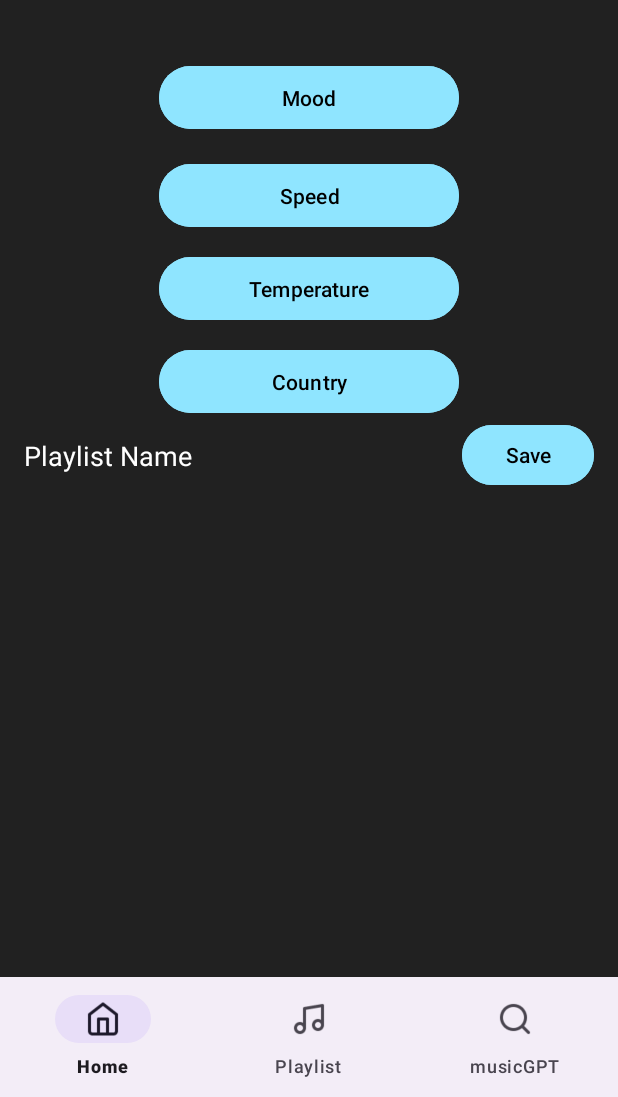
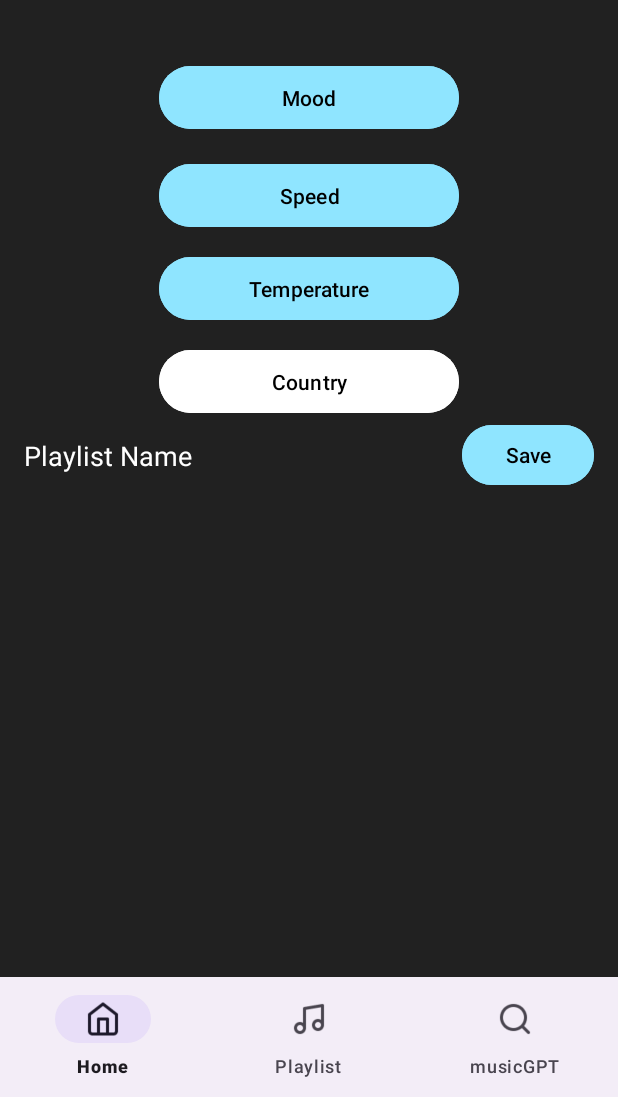
Before and after one commit to txl-sammi/soundsense, an Android app: the HomeFragment screen opened directly, with no data from a screen before it, on a phone screen of 412 x 824 dp, the part 139-1236 px from its top. Run offline under Robolectric (Android 15) with nearby library versions, the phone set to English and light mode, and no system bars; our stand-ins replace Firebase (no records; nobody signed in at launch, a user with empty details on screens opened directly), Volley; 1 statement that could not run was skipped.

Commit message:
Update fragment_home.xml

```diff
--- a/app/src/main/res/layout/fragment_home.xml
+++ b/app/src/main/res/layout/fragment_home.xml
@@ -71,7 +71,7 @@
         android:layout_width="200dp"
         android:layout_height="50dp"
         android:layout_marginTop="12dp"
-        android:backgroundTint="@color/blue"
+        android:backgroundTint="@color/white"
         android:text="Country"
         android:textColor="@android:color/black"
         app:layout_constraintEnd_toEndOf="parent"
```
